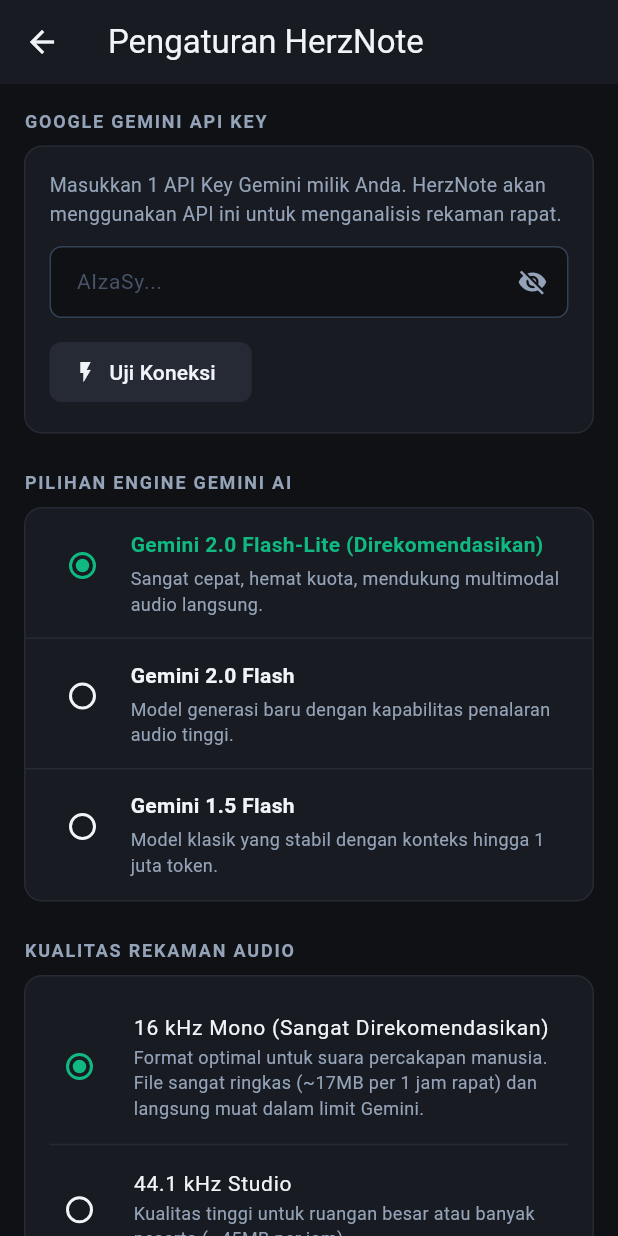
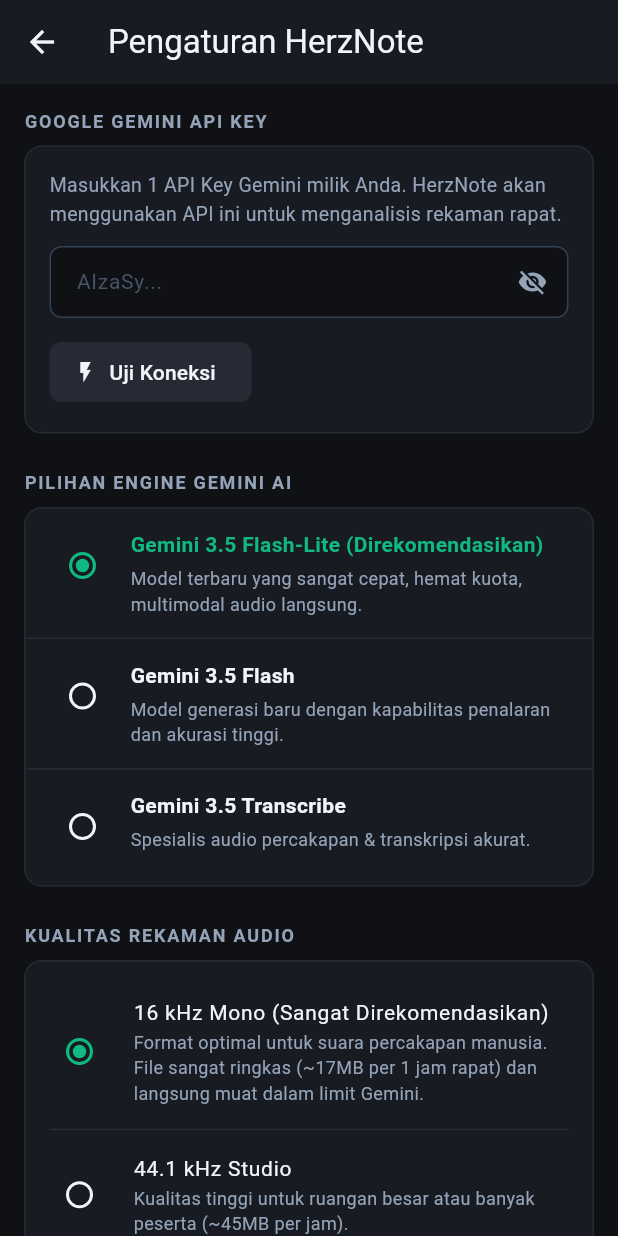
Before and after one commit to feliofranky/notulensi, a Flutter app: the SettingsScreen screen opened directly, on a phone screen of 412 x 824 dp. Run offline on Flutter 3.47's test engine with Material 3 defaults, Android fonts, the phone set to English and light mode, and no system bars; our stand-ins replace permission_handler, share_plus, shared_preferences; missing offline and left inert: record; accounts and stored records are empty.

Commit message:
Update models to gemini-3.5-flash-lite, gemini-3.5-flash and gemini-3.5-transcribe

```diff
--- a/lib/screens/settings_screen.dart
+++ b/lib/screens/settings_screen.dart
@@ -22,19 +22,19 @@ class _SettingsScreenState extends State<SettingsScreen> {
 
   final List<Map<String, String>> _availableModels = [
     {
-      'id': 'gemini-2.0-flash-lite',
-      'name': 'Gemini 2.0 Flash-Lite (Direkomendasikan)',
-      'desc': 'Sangat cepat, hemat kuota, mendukung multimodal audio langsung.',
+      'id': 'gemini-3.5-flash-lite',
+      'name': 'Gemini 3.5 Flash-Lite (Direkomendasikan)',
+      'desc': 'Model terbaru yang sangat cepat, hemat kuota, multimodal audio langsung.',
     },
     {
-      'id': 'gemini-2.0-flash',
-      'name': 'Gemini 2.0 Flash',
-      'desc': 'Model generasi baru dengan kapabilitas penalaran audio tinggi.',
+      'id': 'gemini-3.5-flash',
+      'name': 'Gemini 3.5 Flash',
+      'desc': 'Model generasi baru dengan kapabilitas penalaran dan akurasi tinggi.',
     },
     {
-      'id': 'gemini-1.5-flash',
-      'name': 'Gemini 1.5 Flash',
-      'desc': 'Model klasik yang stabil dengan konteks hingga 1 juta token.',
+      'id': 'gemini-3.5-transcribe',
+      'name': 'Gemini 3.5 Transcribe',
+      'desc': 'Spesialis audio percakapan & transkripsi akurat.',
     },
   ];
 
--- a/lib/services/gemini_service.dart
+++ b/lib/services/gemini_service.dart
@@ -7,7 +7,7 @@ class GeminiService {
   static const String _baseUrl = 'https://generativelanguage.googleapis.com/v1beta/models';
 
   /// Uji keabsahan API Key dengan request ringan
-  static Future<bool> testApiKey(String apiKey, {String model = 'gemini-2.0-flash-lite'}) async {
+  static Future<bool> testApiKey(String apiKey, {String model = 'gemini-3.5-flash-lite'}) async {
     final cleanKey = apiKey.trim();
     if (cleanKey.isEmpty) {
       throw Exception('API Key Gemini tidak boleh kosong.');
@@ -50,7 +50,7 @@ class GeminiService {
     required String audioPath,
     required int durationSeconds,
     required String apiKey,
-    String model = 'gemini-2.0-flash-lite',
+    String model = 'gemini-3.5-flash-lite',
   }) async {
     final cleanKey = apiKey.trim();
     if (cleanKey.isEmpty) {
--- a/lib/services/storage_service.dart
+++ b/lib/services/storage_service.dart
@@ -8,7 +8,7 @@ class StorageService {
   static const String _keySampleRate = 'audio_sample_rate';
   static const String _keyNotes = 'meeting_notes_v1';
 
-  static const String defaultModel = 'gemini-2.0-flash-lite';
+  static const String defaultModel = 'gemini-3.5-flash-lite';
 
   // API Key
   static Future<String> getApiKey() async {
```
Also changed, not shown: 1 other file.
